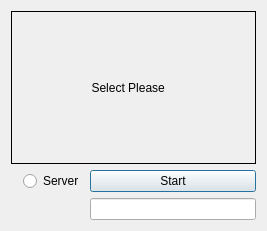
The window that zenom/zenom/zenom/camerascene.ui (ahmedius2/Zenom) describes before a commit, drawn with Qt 5.
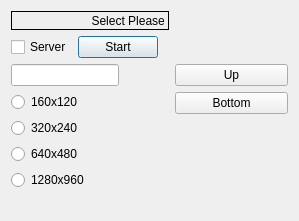
The same window after the commit.

```diff
--- a/zenom/zenom/zenom/camerascene.ui
+++ b/zenom/zenom/zenom/camerascene.ui
@@ -6,25 +6,42 @@
    <rect>
     <x>0</x>
     <y>0</y>
-    <width>267</width>
-    <height>231</height>
+    <width>299</width>
+    <height>221</height>
    </rect>
   </property>
+  <property name="minimumSize">
+   <size>
+    <width>299</width>
+    <height>221</height>
+   </size>
+  </property>
+  <property name="maximumSize">
+   <size>
+    <width>299</width>
+    <height>221</height>
+   </size>
+  </property>
   <property name="windowTitle">
    <string>Dialog</string>
   </property>
-  <layout class="QGridLayout" name="gridLayout">
-   <item row="2" column="2">
-    <widget class="QRadioButton" name="server">
-     <property name="text">
-      <string>Server</string>
-     </property>
-    </widget>
-   </item>
-   <item row="1" column="0" colspan="4">
+  <property name="autoFillBackground">
+   <bool>true</bool>
+  </property>
+  <layout class="QFormLayout" name="formLayout">
+   <property name="sizeConstraint">
+    <enum>QLayout::SetMinimumSize</enum>
+   </property>
+   <item row="0" column="0">
     <widget class="QLabel" name="label_camera">
+     <property name="minimumSize">
+      <size>
+       <width>153</width>
+       <height>19</height>
+      </size>
+     </property>
      <property name="autoFillBackground">
-      <bool>true</bool>
+      <bool>false</bool>
      </property>
      <property name="frameShape">
       <enum>QFrame::Box</enum>
@@ -32,22 +49,82 @@
      <property name="text">
       <string>                       Select Please</string>
      </property>
-    </widget>
-   </item>
-   <item row="2" column="3">
-    <widget class="QPushButton" name="start">
-     <property name="layoutDirection">
-      <enum>Qt::LeftToRight</enum>
+     <property name="scaledContents">
+      <bool>false</bool>
      </property>
-     <property name="text">
-      <string>Start</string>
-     </property>
     </widget>
    </item>
-   <item row="3" column="3">
+   <item row="1" column="0">
+    <layout class="QHBoxLayout" name="horizontalLayout">
+     <item>
+      <widget class="QCheckBox" name="server">
+       <property name="text">
+        <string>Server</string>
+       </property>
+      </widget>
+     </item>
+     <item>
+      <widget class="QPushButton" name="start">
+       <property name="layoutDirection">
+        <enum>Qt::LeftToRight</enum>
+       </property>
+       <property name="text">
+        <string>Start</string>
+       </property>
+      </widget>
+     </item>
+    </layout>
+   </item>
+   <item row="2" column="0">
     <widget class="QLineEdit" name="ipAddress">
      <property name="styleSheet">
-      <string notr="true">color: rgb(85, 255, 0);</string>
+      <string notr="true">color: rgb(0, 0, 0);</string>
+     </property>
+    </widget>
+   </item>
+   <item row="2" column="1">
+    <widget class="QPushButton" name="up">
+     <property name="text">
+      <string>Up</string>
+     </property>
+    </widget>
+   </item>
+   <item row="3" column="0">
+    <layout class="QVBoxLayout" name="verticalLayout">
+     <item>
+      <widget class="QRadioButton" name="tenHund">
+       <property name="text">
+        <string>160x120</string>
+       </property>
+      </widget>
+     </item>
+     <item>
+      <widget class="QRadioButton" name="threeHund">
+       <property name="text">
+        <string>320x240</string>
+       </property>
+      </widget>
+     </item>
+     <item>
+      <widget class="QRadioButton" name="sixHund">
+       <property name="text">
+        <string>640x480</string>
+       </property>
+      </widget>
+     </item>
+     <item>
+      <widget class="QRadioButton" name="tenThnd">
+       <property name="text">
+        <string>1280x960</string>
+       </property>
+      </widget>
+     </item>
+    </layout>
+   </item>
+   <item row="3" column="1">
+    <widget class="QPushButton" name="bottom">
+     <property name="text">
+      <string>Bottom</string>
      </property>
     </widget>
    </item>
```
